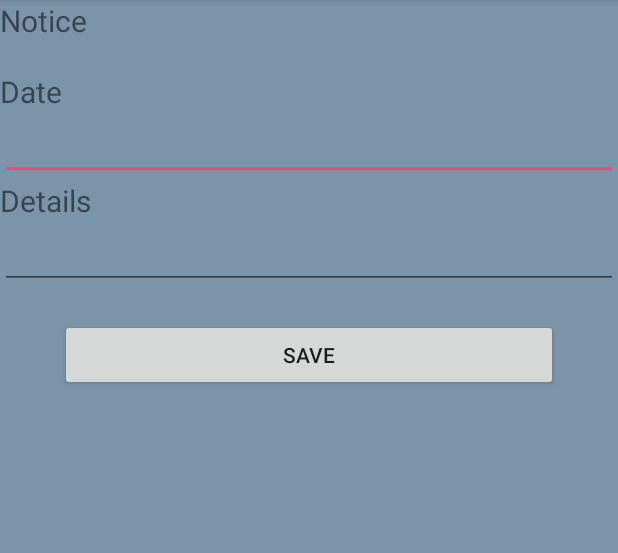
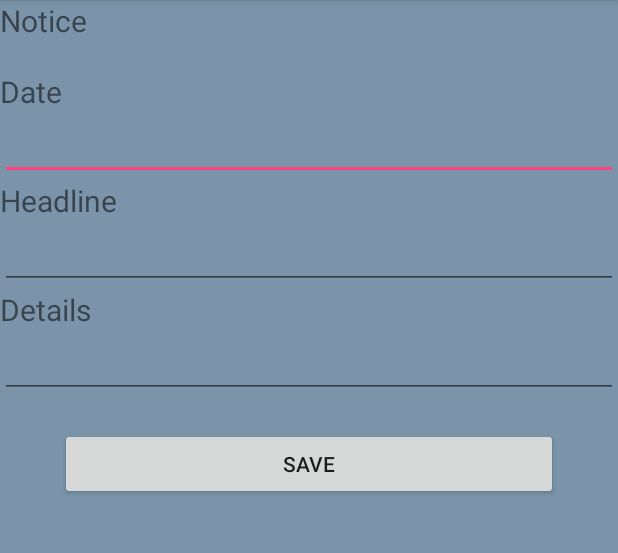
Before and after one commit to Ajbina/AdminPanel, an Android app: the Edit_NoticeActivity screen opened directly, with no data from a screen before it, after a tap on "SAVE", on a phone screen of 412 x 824 dp, the part 84-637 px from its top. Run offline under Robolectric (Android 15) with nearby library versions, the phone set to English and light mode, and no system bars; our stand-ins replace Firebase (no records; nobody signed in at launch, a user with empty details on screens opened directly).

Commit message:
headline added in notice.

```diff
--- a/app/src/main/java/com/example/asus/adminpanel/Edit_NoticeActivity.java
+++ b/app/src/main/java/com/example/asus/adminpanel/Edit_NoticeActivity.java
@@ -17,11 +17,11 @@ import java.util.Locale;
 
 public class Edit_NoticeActivity extends AppCompatActivity {
 
-    EditText date,details;
+    EditText date,details,headline;
     Button save;
     private DatabaseReference refDatabase;
     private Notice_Element notice;
-    String sDate,sDetails;
+    String sDate,sDetails,sHeadline;
     Calendar myCalendar = Calendar.getInstance();
 
 
@@ -31,6 +31,7 @@ public class Edit_NoticeActivity extends AppCompatActivity {
         setContentView(R.layout.activity_edit__notice);
 
         date=findViewById(R.id.date);
+        headline=findViewById(R.id.headline);
         details=findViewById(R.id.details);
         save=findViewById(R.id.save);
         // refDatabase=FirebaseDatabase.getInstance().getReference("Newsfeed");
@@ -69,16 +70,18 @@ public class Edit_NoticeActivity extends AppCompatActivity {
                 createStudent();
                 createAccountAndSaveInfo();
                 date.setText("");
+                headline.setText("");
                 details.setText("");
             }
         });
     }
     void getAllInputData(){
         sDate=date.getText().toString();
+        sHeadline=headline.getText().toString();
         sDetails=details.getText().toString();
     }
     void  createStudent(){
-        notice=new Notice_Element(sDate,sDetails);
+        notice=new Notice_Element(sDate,sDetails,sHeadline);
     }
     void createAccountAndSaveInfo(){
         refDatabase= FirebaseDatabase.getInstance().getReference("Notice");
--- a/app/src/main/java/com/example/asus/adminpanel/Notice_Element.java
+++ b/app/src/main/java/com/example/asus/adminpanel/Notice_Element.java
@@ -1,14 +1,15 @@
 package com.example.asus.adminpanel;
 
 public class Notice_Element {
-    String date,details;
+    String date,details,headline;
 
     public Notice_Element() {
     }
 
-    public Notice_Element(String date, String details) {
+    public Notice_Element(String date, String details,String headline) {
         this.date = date;
         this.details = details;
+        this.headline=headline;
     }
 
     public String getDate() {
@@ -19,6 +20,14 @@ public class Notice_Element {
         this.date = date;
     }
 
+    public String getHeadline() {
+        return headline;
+    }
+
+    public void setHeadline(String headline) {
+        this.headline = headline;
+    }
+
     public String getDetails() {
         return details;
     }
--- a/app/src/main/res/layout/activity_edit__notice.xml
+++ b/app/src/main/res/layout/activity_edit__notice.xml
@@ -32,6 +32,20 @@
         android:editable="false"/>
 
     <TextView
+        android:id="@+id/textView5"
+        android:layout_width="match_parent"
+        android:layout_height="wrap_content"
+        android:textSize="20dp"
+        android:text="Headline" />
+
+    <EditText
+        android:id="@+id/headline"
+        android:layout_width="match_parent"
+        android:layout_height="wrap_content"
+        android:ems="10"
+        android:inputType="textMultiLine" />
+
+    <TextView
         android:id="@+id/textView4"
         android:layout_width="match_parent"
         android:layout_height="wrap_content"
```
